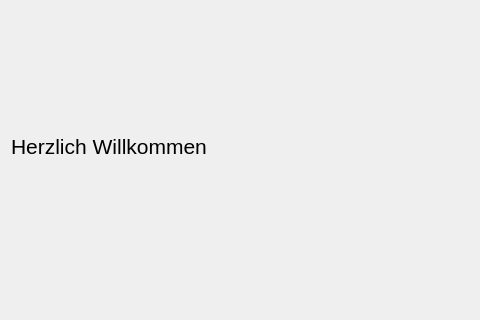
First picture: the form in learn_java/view/dialog_welcome.ui, repository amgoebel/masterthesis-learn_java, before the edit; both pictures show x 0 to 480 and y 0 to 320 of the 874 by 597 pixel window.
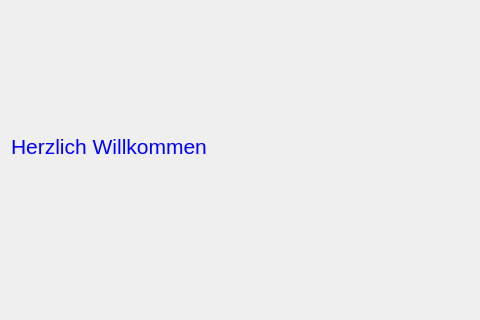
Second picture: the form after the edit. Icons and pictures are not drawn.

```diff
--- a/learn_java/view/dialog_welcome.ui
+++ b/learn_java/view/dialog_welcome.ui
@@ -23,7 +23,7 @@
    <item>
     <widget class="QLabel" name="l_text">
      <property name="styleSheet">
-      <string notr="true">font-size:16pt</string>
+      <string notr="true">font-size:16pt; color: rgb(0, 0, 255);</string>
      </property>
      <property name="text">
       <string>Herzlich Willkommen</string>
```
